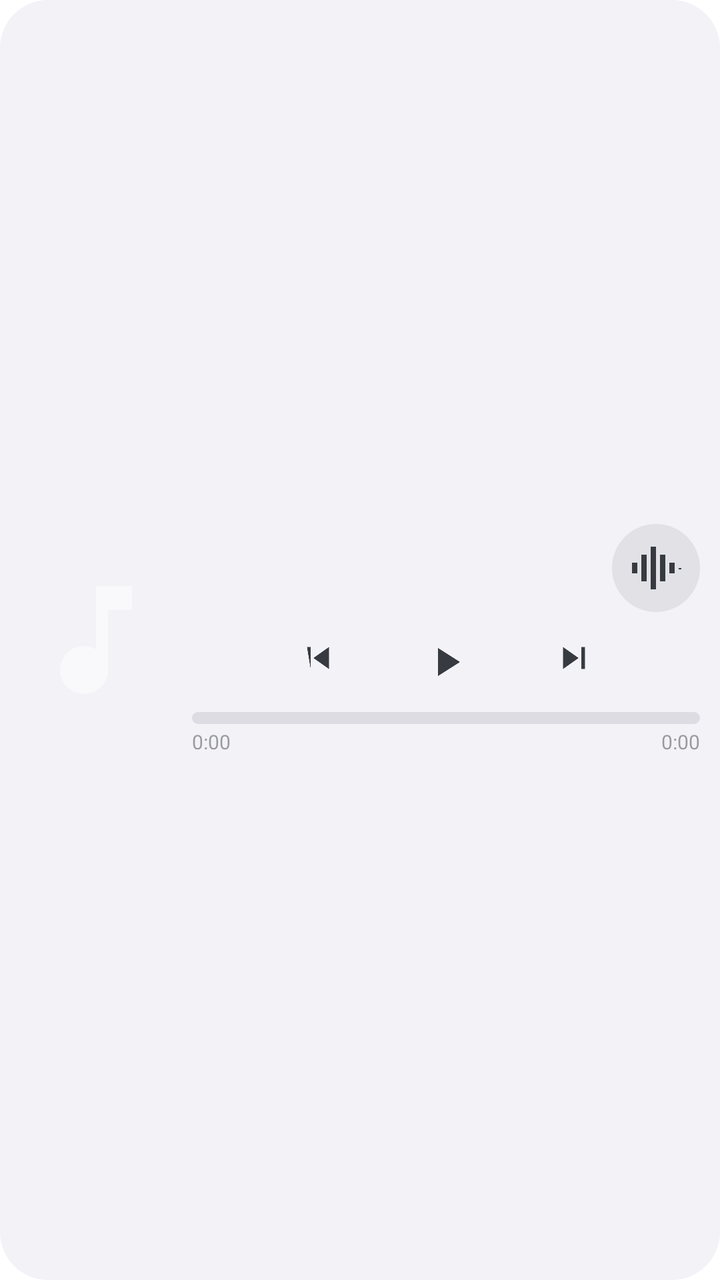
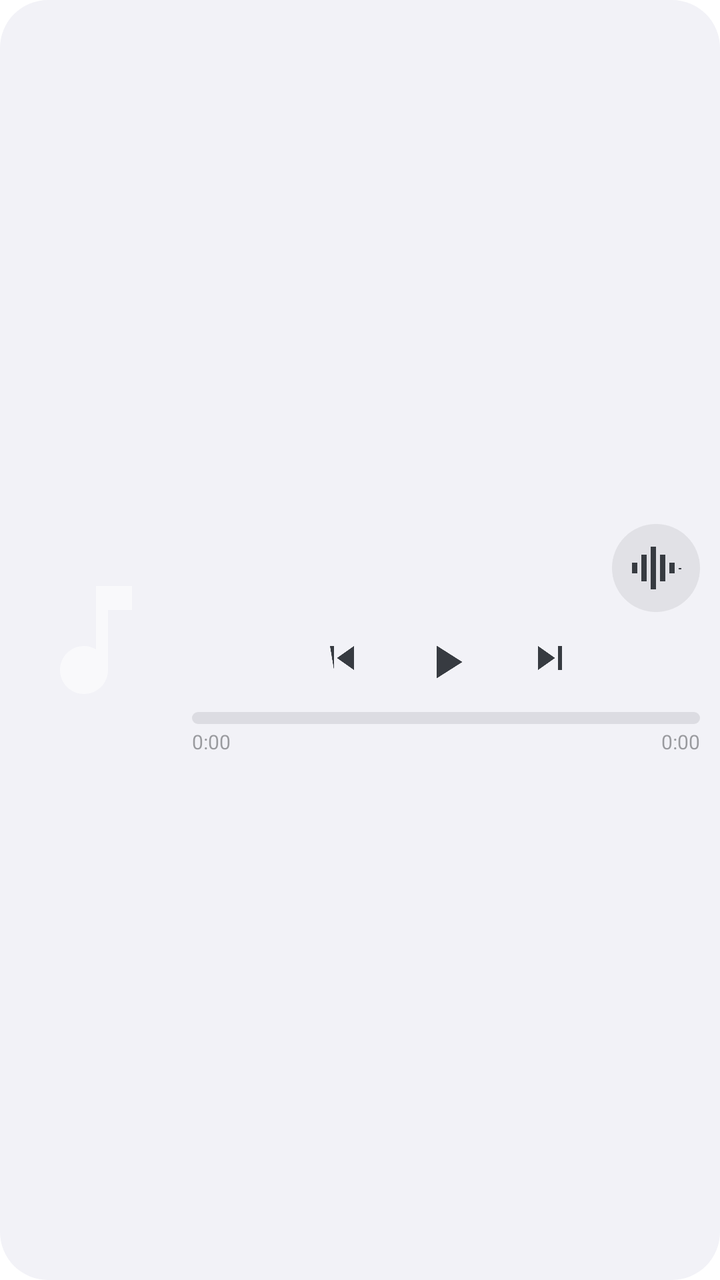

Screens rendered from an Android XML layout before and after an edit, with the pre-edit source and the edit as a unified diff.
<!-- AndroidManifest.xml: fallback theme Theme.MaterialComponents.DayNight.NoActionBar -->
<!-- res/layout/player_widget_recognize.xml -->
<?xml version="1.0" encoding="utf-8"?>
<LinearLayout xmlns:android="http://schemas.android.com/apk/res/android"
    android:id="@+id/root"
    android:layout_width="match_parent"
    android:layout_height="match_parent"
    android:orientation="horizontal"
    android:background="@drawable/widget_bg">

    
    <ImageView
        android:id="@+id/cover"
        android:layout_width="72dp"
        android:layout_height="72dp"
        android:layout_marginStart="12dp"
        android:layout_gravity="center_vertical"
        android:scaleType="centerCrop"
        android:src="@drawable/ic_widget_music_note"
        android:contentDescription="@string/widget_label" />

    
    <LinearLayout
        android:layout_width="0dp"
        android:layout_height="match_parent"
        android:layout_weight="1"
        android:layout_marginStart="12dp"
        android:paddingStart="0dp"
        android:paddingEnd="10dp"
        android:paddingTop="8dp"
        android:paddingBottom="8dp"
        android:orientation="vertical"
        android:gravity="center_vertical">

        
        <LinearLayout
            android:layout_width="match_parent"
            android:layout_height="wrap_content"
            android:orientation="horizontal"
            android:gravity="center_vertical">

            <LinearLayout
                android:layout_width="0dp"
                android:layout_height="wrap_content"
                android:layout_weight="1"
                android:orientation="vertical">

                <TextView
                    android:id="@+id/songText"
                    android:layout_width="match_parent"
                    android:layout_height="wrap_content"
                    android:textColor="@color/widget_text_primary"
                    android:textSize="15sp"
                    android:textStyle="bold"
                    android:singleLine="true"
                    android:ellipsize="end" />

                <TextView
                    android:id="@+id/artistText"
                    android:layout_width="match_parent"
                    android:layout_height="wrap_content"
                    android:layout_marginTop="2dp"
                    android:textColor="@color/widget_text_secondary"
                    android:textSize="12sp"
                    android:singleLine="true"
                    android:ellipsize="end" />
            </LinearLayout>

            <ImageButton
                android:id="@+id/btnRecognize"
                android:layout_width="44dp"
                android:layout_height="44dp"
                android:layout_marginStart="8dp"
                android:padding="6dp"
                android:background="@drawable/widget_btn_circle"
                android:src="@drawable/ic_notif_recognize"
                android:scaleType="fitCenter"
                android:contentDescription="@string/widget_label" />
        </LinearLayout>

        
        <LinearLayout
            android:layout_width="match_parent"
            android:layout_height="wrap_content"
            android:layout_marginTop="4dp"
            android:orientation="horizontal"
            android:gravity="center_horizontal">

            <ImageButton
                android:id="@+id/btnPrev"
                android:layout_width="38dp"
                android:layout_height="38dp"
                android:layout_marginEnd="12dp"
                android:padding="8dp"
                android:background="@null"
                android:src="@drawable/ic_skip_previous"
                android:tint="@color/widget_icon"
                android:scaleType="fitCenter"
                android:contentDescription="@string/widget_label" />

            <ImageButton
                android:id="@+id/btnPlay"
                android:layout_width="42dp"
                android:layout_height="42dp"
                android:layout_marginStart="12dp"
                android:layout_marginEnd="12dp"
                android:padding="9dp"
                android:background="@null"
                android:src="@drawable/ic_play"
                android:tint="@color/widget_icon"
                android:scaleType="fitCenter"
                android:contentDescription="@string/widget_label" />

            <ImageButton
                android:id="@+id/btnNext"
                android:layout_width="38dp"
                android:layout_height="38dp"
                android:layout_marginStart="12dp"
                android:padding="8dp"
                android:background="@null"
                android:src="@drawable/ic_skip_next"
                android:tint="@color/widget_icon"
                android:scaleType="fitCenter"
                android:contentDescription="@string/widget_label" />
        </LinearLayout>

        
        <ProgressBar
            android:id="@+id/progress"
            style="?android:attr/progressBarStyleHorizontal"
            android:layout_width="match_parent"
            android:layout_height="wrap_content"
            android:layout_marginTop="4dp"
            android:max="100"
            android:progress="0"
            android:progressDrawable="@drawable/widget_progress_drawable"
            android:maxHeight="6dp"
            android:minHeight="6dp" />

        
        <LinearLayout
            android:layout_width="match_parent"
            android:layout_height="wrap_content"
            android:layout_marginTop="2dp"
            android:orientation="horizontal">

            <TextView
                android:id="@+id/timeCur"
                android:layout_width="0dp"
                android:layout_height="wrap_content"
                android:layout_weight="1"
                android:gravity="start"
                android:text="0:00"
                android:textColor="@color/widget_time"
                android:textSize="10sp" />

            <TextView
                android:id="@+id/timeDur"
                android:layout_width="0dp"
                android:layout_height="wrap_content"
                android:layout_weight="1"
                android:gravity="end"
                android:text="0:00"
                android:textColor="@color/widget_time"
                android:textSize="10sp" />
        </LinearLayout>
    </LinearLayout>
</LinearLayout>
<!-- resources referenced by this layout -->
<resources>
  <color name="widget_icon">#FF373B41</color>
  <color name="widget_text_primary">#FF202224</color>
  <color name="widget_text_secondary">#92202224</color>
  <color name="widget_time">#6B202224</color>
  <!-- drawable ic_notif_recognize (drawable) -->
  <?xml version="1.0" encoding="utf-8"?>
  <vector xmlns:android="http://schemas.android.com/apk/res/android"
      android:width="24dp"
      android:height="24dp"
      android:viewportWidth="24"
      android:viewportHeight="24">
      <path
          android:fillColor="@color/widget_icon"
          android:pathData="M3,10h2v4h-2zM6.5,7h2v10h-2zM10,4h2v16h-2zM13.5,7h2v10h-2zM17,10h2v4h-2zM20.5,12h1v0.5h-1z" />
  </vector>
  <!-- drawable ic_play (drawable) -->
  <vector xmlns:android="http://schemas.android.com/apk/res/android"
      android:width="24dp"
      android:height="24dp"
      android:viewportWidth="24"
      android:viewportHeight="24"
      android:tint="#FFFFFF">
      <path
          android:fillColor="#FFFFFF"
          android:pathData="M8,5v14l11,-7z" />
  </vector>
  <!-- drawable ic_skip_next (drawable) -->
  <vector xmlns:android="http://schemas.android.com/apk/res/android"
      android:width="24dp"
      android:height="24dp"
      android:viewportWidth="24"
      android:viewportHeight="24"
      android:tint="#FFFFFF">
      <path
          android:fillColor="#FFFFFF"
          android:pathData="M6,18l8.5,-6L6,6v12z M16,6v12h2L18,6h-2z" />
  </vector>
  <!-- drawable ic_skip_previous (drawable) -->
  <vector xmlns:android="http://schemas.android.com/apk/res/android"
      android:width="24dp"
      android:height="24dp"
      android:viewportWidth="24"
      android:viewportHeight="24"
      android:tint="#FFFFFF">
      <path
          android:fillColor="#FFFFFF"
          android:pathData="M6,6h2v12L6,6z M9.5,12l8.5,6L18,6L9.5,12z" />
  </vector>
  <!-- drawable ic_widget_music_note (drawable) -->
  <?xml version="1.0" encoding="utf-8"?>
  <vector xmlns:android="http://schemas.android.com/apk/res/android"
      android:width="28dp"
      android:height="28dp"
      android:viewportWidth="24"
      android:viewportHeight="24"
      android:tint="#8AFFFFFF">
      <path
          android:fillColor="#FFFFFF"
          android:pathData="M12,3v10.55c-0.59,-0.34 -1.27,-0.55 -2,-0.55 -2.21,0 -4,1.79 -4,4s1.79,4 4,4 4,-1.79 4,-4V7h4V3h-6z" />
  </vector>
  <!-- drawable widget_bg (drawable) -->
  <?xml version="1.0" encoding="utf-8"?>
  <shape xmlns:android="http://schemas.android.com/apk/res/android"
      android:shape="rectangle">
      <solid android:color="@color/widget_card_start" />
      <corners android:radius="24dp" />
  </shape>
  <!-- drawable widget_btn_circle (drawable) -->
  <?xml version="1.0" encoding="utf-8"?>
  <shape xmlns:android="http://schemas.android.com/apk/res/android"
      android:shape="oval">
      <solid android:color="@color/widget_circle_btn" />
  </shape>
  <!-- drawable widget_progress_drawable (drawable) -->
  <?xml version="1.0" encoding="utf-8"?>
  <layer-list xmlns:android="http://schemas.android.com/apk/res/android">
      <item android:id="@android:id/background">
          <shape android:shape="rectangle">
              <solid android:color="@color/widget_track" />
              <corners android:radius="3dp" />
          </shape>
      </item>
      <item android:id="@android:id/progress">
          <clip>
              <shape android:shape="rectangle">
                  <solid android:color="@color/widget_fill" />
                  <corners android:radius="3dp" />
              </shape>
          </clip>
      </item>
  </layer-list>
  <string name="widget_label">弦予播放</string>
  <color name="widget_card_start">#F2F2F7</color>
  <color name="widget_circle_btn">#14202224</color>
  <color name="widget_track">#1A20242B</color>
  <color name="widget_fill">#EC4142</color>
</resources>

<!-- the commit's change to res/layout/player_widget_recognize.xml (unified diff, before → after) -->
@@ -23,7 +23,6 @@
         android:layout_height="match_parent"
         android:layout_weight="1"
         android:layout_marginStart="12dp"
-        android:paddingStart="0dp"
         android:paddingEnd="10dp"
         android:paddingTop="8dp"
         android:paddingBottom="8dp"
@@ -88,8 +87,7 @@
                 android:id="@+id/btnPrev"
                 android:layout_width="38dp"
                 android:layout_height="38dp"
-                android:layout_marginEnd="12dp"
-                android:padding="8dp"
+                android:padding="7dp"
                 android:background="@null"
                 android:src="@drawable/ic_skip_previous"
                 android:tint="@color/widget_icon"
@@ -102,7 +100,7 @@
                 android:layout_height="42dp"
                 android:layout_marginStart="12dp"
                 android:layout_marginEnd="12dp"
-                android:padding="9dp"
+                android:padding="7dp"
                 android:background="@null"
                 android:src="@drawable/ic_play"
                 android:tint="@color/widget_icon"
@@ -113,8 +111,7 @@
                 android:id="@+id/btnNext"
                 android:layout_width="38dp"
                 android:layout_height="38dp"
-                android:layout_marginStart="12dp"
-                android:padding="8dp"
+                android:padding="7dp"
                 android:background="@null"
                 android:src="@drawable/ic_skip_next"
                 android:tint="@color/widget_icon"
